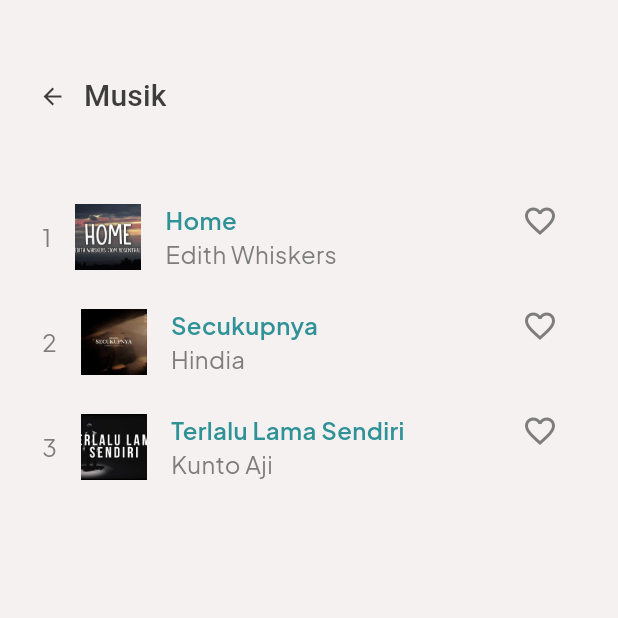
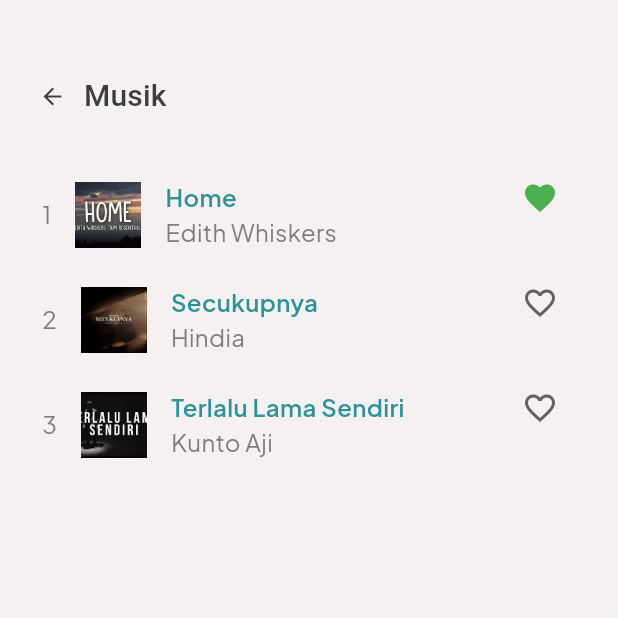
Before and after one commit to Kalma-Project/Kalma-Mobile, a Flutter app: the ListMusic screen opened directly, after a tap on the "favorite outline" icon, on a phone screen of 412 x 824 dp, the top half of it. Run offline on Flutter 3.47's test engine with Material 3 defaults, Android fonts, the phone set to English and light mode, and no system bars; our stand-ins replace audioplayers, flutter_svg, google_fonts, image_picker, shared_preferences; missing offline and left inert: dart:ffi; accounts and stored records are empty.

```diff
--- a/lib/general/music/data/song.dart
+++ b/lib/general/music/data/song.dart
@@ -1,9 +1,13 @@
 class Song{
-  Song({required this.imgUrl, required this.titleSong, required this.artistName, required this.audioPath, this.isFav});
+  Song({required this.imgUrl, required this.titleSong, required this.artistName, required this.audioPath, this.isFav = false});
 
   String imgUrl;
   String titleSong;
   String artistName;
   String audioPath;
-  bool? isFav;
+  bool isFav;
+
+  void setFavorite(bool value) {
+    isFav = value;
+  }
 }
--- a/lib/general/music/provider/playlist_provider.dart
+++ b/lib/general/music/provider/playlist_provider.dart
@@ -3,6 +3,7 @@ import 'package:audioplayers/audioplayers.dart';
 import '../data/song.dart';
 import 'dart:math';
 import 'package:flutter/foundation.dart';
+import 'package:shared_preferences/shared_preferences.dart';
 
 class PlayListProvider extends ChangeNotifier {
   final List<Song> _playlist = [
@@ -41,6 +42,7 @@ class PlayListProvider extends ChangeNotifier {
 
   //constructor
   PlayListProvider() {
+    loadFavoriteStatus();
     listenToDuration();
   }
 
@@ -161,6 +163,28 @@ class PlayListProvider extends ChangeNotifier {
     }
   }
 
+  //favorite song
+  void toggleFavorite(int songIndex) async {
+    if (songIndex >= 0 && songIndex < _playlist.length) {
+      _playlist[songIndex].isFav = !_playlist[songIndex].isFav;
+
+      SharedPreferences prefs = await SharedPreferences.getInstance();
+      await prefs.setBool('isFavorite_$songIndex', _playlist[songIndex].isFav);
+
+      notifyListeners();
+    }
+  }
+
+  void loadFavoriteStatus() async {
+    SharedPreferences prefs = await SharedPreferences.getInstance();
+    for (int i = 0; i < _playlist.length; i++) {
+      bool isFavorite = prefs.getBool('isFavorite_$i') ?? false;
+      _playlist[i].setFavorite(isFavorite);
+    }
+    notifyListeners();
+  }
+
+
 
   //dispose audio player
 
@@ -174,6 +198,7 @@ class PlayListProvider extends ChangeNotifier {
   Duration get totalDuration => _totalDuration;
   bool get isShuffleActive => _isShuffleActive;
   bool get isRepeatActive => _isRepeatActive;
+
 
 
   /*
@@ -198,4 +223,8 @@ class PlayListProvider extends ChangeNotifier {
     _isRepeatActive = newValue;
     notifyListeners();
   }
+
+
+
+
 }
--- a/lib/general/music/screen/list_music_page.dart
+++ b/lib/general/music/screen/list_music_page.dart
@@ -2,7 +2,6 @@ import 'package:flutter/material.dart';
 import 'package:flutter_ta/general/music/screen/song_page.dart';
 import 'package:google_fonts/google_fonts.dart';
 import 'package:provider/provider.dart';
-
 import '../data/song.dart';
 import '../provider/playlist_provider.dart';
 
@@ -72,7 +71,7 @@ class _ListMusicState extends State<ListMusic> {
                     ],
                   ),
                   const SizedBox(
-                    height: 35,
+                    height: 20,
                   ),
                   Padding(
                     padding: const EdgeInsets.symmetric(horizontal: 14.0),
@@ -103,13 +102,13 @@ class _ListMusicState extends State<ListMusic> {
                                       crossAxisAlignment:
                                           CrossAxisAlignment.center,
                                       children: [
-                                        Text((index + 1).toString(),  style:
-                                        GoogleFonts.plusJakartaSans(
-                                            color: const Color(
-                                                0xff7D7D7D),
-                                            fontSize: 16,
-                                            fontWeight:
-                                            FontWeight.w400),),
+                                        Text(
+                                          (index + 1).toString(),
+                                          style: GoogleFonts.plusJakartaSans(
+                                              color: const Color(0xff7D7D7D),
+                                              fontSize: 16,
+                                              fontWeight: FontWeight.w400),
+                                        ),
                                         const SizedBox(
                                           width: 16,
                                         ),
@@ -156,9 +155,16 @@ class _ListMusicState extends State<ListMusic> {
                                     ),
                                   ),
                                   IconButton(
-                                    onPressed: () {},
-                                    icon: const Icon(Icons.favorite_border, color: Color(0xff7D7D7D),),
-                                  )
+                                    icon: song.isFav
+                                        ? Icon(Icons.favorite)
+                                        : Icon(Icons.favorite_border),
+                                    color: song.isFav
+                                        ? Colors.green.shade500
+                                        : Colors.grey.shade700,
+                                    onPressed: (){
+                                      playListProvider.toggleFavorite(index);
+                                    },
+                                  ),
                                 ],
                               ),
                             );
--- a/pubspec.yaml
+++ b/pubspec.yaml
@@ -16,6 +16,7 @@ dependencies:
   flutter_svg: ^2.0.10+1
   provider: ^6.1.2
   audioplayers: ^6.0.0
+  shared_preferences: ^2.0.8
 
 dev_dependencies:
   flutter_test:
```
Also changed, not shown: lib/general/music/screen/song_page.dart (+14 -9 lines), pubspec.lock, 1 other file.
